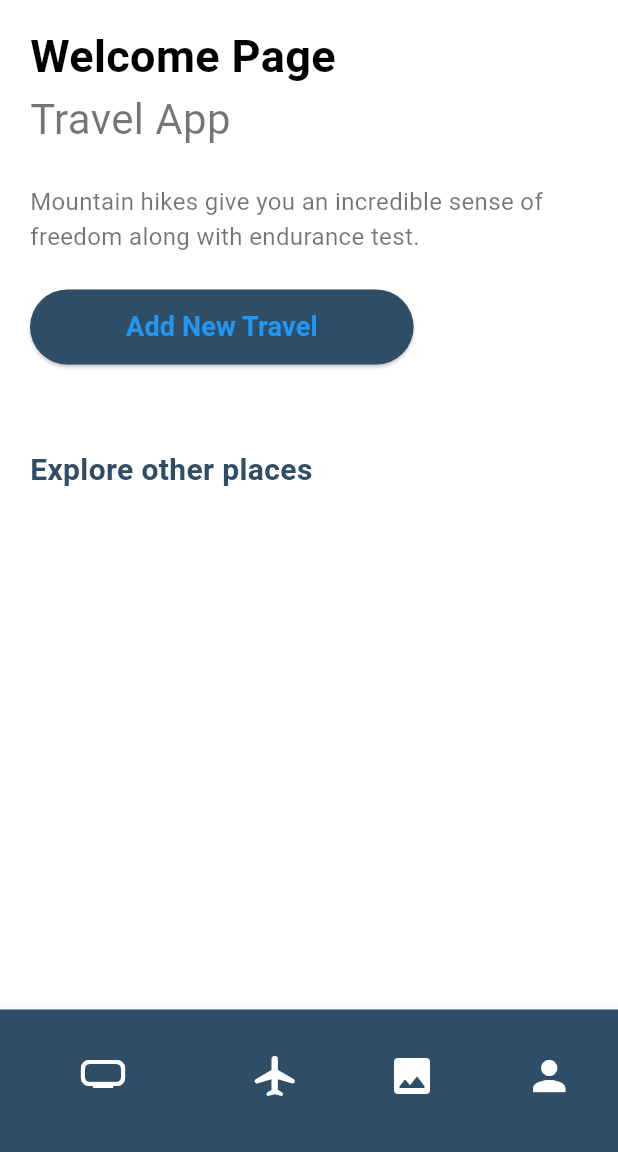
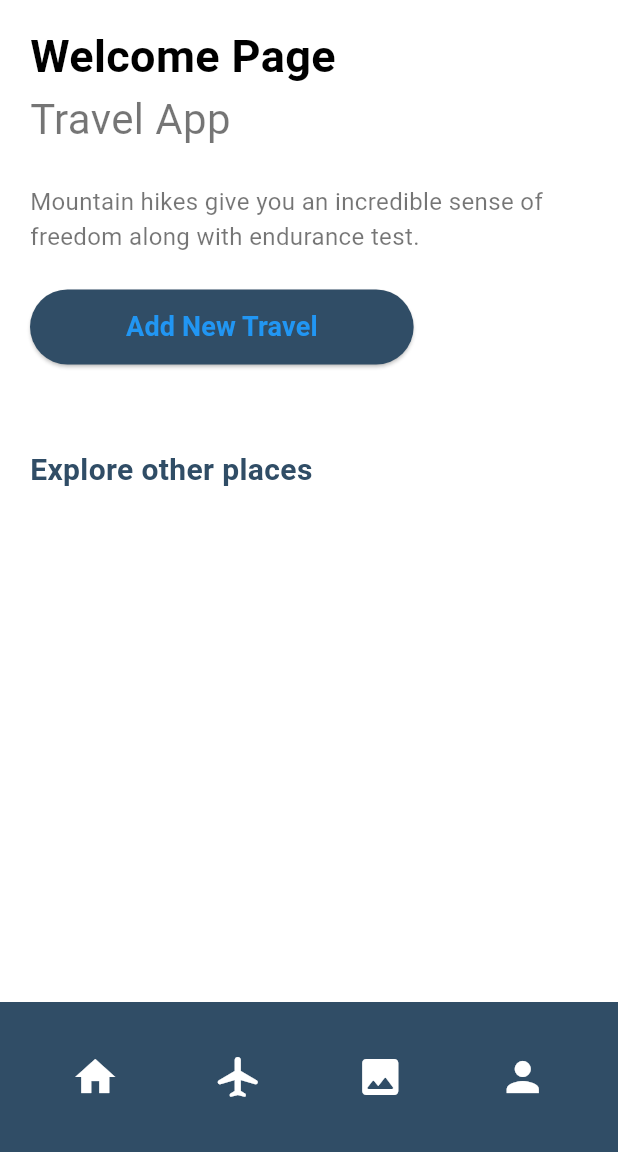
Before and after one commit to leticiabaldin/Find_out, a Flutter app: the HomePage screen opened by its route, on a phone screen of 412 x 824 dp, the part 84-1236 px from its top. Run offline on Flutter 3.47's test engine with Material 3 defaults, Android fonts, the phone set to English and light mode, and no system bars; our stand-ins replace go_router.

Commit message:
add home page

```diff
--- a/lib/main.dart
+++ b/lib/main.dart
@@ -1,6 +1,8 @@
+import 'package:find_out_flutter/pages/explore_page.dart';
 import 'package:find_out_flutter/pages/home_page.dart';
 import 'package:find_out_flutter/pages/login_page.dart';
 import 'package:find_out_flutter/pages/profile_page.dart';
+import 'package:find_out_flutter/pages/travel_page.dart';
 import 'package:find_out_flutter/pages/welcome_page.dart';
 import 'package:flutter/material.dart';
 import 'package:go_router/go_router.dart';
@@ -34,6 +36,18 @@ final GoRouter _router = GoRouter(
           builder: (BuildContext context, GoRouterState state) {
             return const ProfilePage();
           },
+        ),
+        GoRoute(
+          path: 'travel',
+          builder: (BuildContext context, GoRouterState state) {
+            return const TravelPage();
+          },
+        ),
+        GoRoute(
+          path: 'explorer',
+          builder: (BuildContext context, GoRouterState state) {
+            return const ExplorePage();
+          },
         )
       ],
     ),
@@ -49,9 +63,11 @@ class MyApp extends StatelessWidget {
       routerConfig: _router,
       title: 'Flutter Demo',
       theme: ThemeData(
+
         colorScheme:
             ColorScheme.fromSwatch(primarySwatch: Colors.blue).copyWith(
           background: const Color(0XFFFFFFFF),
+
         ),
       ),
       debugShowCheckedModeBanner: false,
--- a/lib/pages/profile_page.dart
+++ b/lib/pages/profile_page.dart
@@ -16,7 +16,7 @@ class _ProfilePageState extends State<ProfilePage> {
   @override
   Widget build(BuildContext context) {
     return Scaffold(
-      bottomNavigationBar: const BottomNavigationBarTravel(),
+      bottomNavigationBar: const BottomNavigatorBarTravel(),
       body: Column(
         mainAxisSize: MainAxisSize.min,
         children: [
--- a/lib/widgets/bottom_navigation_bar_travel.dart
+++ b/lib/widgets/bottom_navigation_bar_travel.dart
@@ -1,79 +1,62 @@
-import 'package:find_out_flutter/colors/colors_travel.dart';
 import 'package:flutter/material.dart';
 import 'package:go_router/go_router.dart';
 
-class BottomNavigationBarTravel extends StatefulWidget {
-  const BottomNavigationBarTravel({super.key});
+import '../colors/colors_travel.dart';
+
+
+class BottomNavigatorBarTravel extends StatefulWidget {
+  const BottomNavigatorBarTravel({Key? key}) : super(key: key);
 
   @override
-  State<BottomNavigationBarTravel> createState() =>
-      _BottomNavigationBarTravelState();
+  State<BottomNavigatorBarTravel> createState() =>
+      _BottomNavigatorBarTravelState();
 }
 
-class _BottomNavigationBarTravelState extends State<BottomNavigationBarTravel> {
+class _BottomNavigatorBarTravelState extends State<BottomNavigatorBarTravel> {
   @override
   Widget build(BuildContext context) {
-    return BottomNavigationBar(
-      items: <BottomNavigationBarItem>[
-        BottomNavigationBarItem(
-          backgroundColor: AppTravelColors.blueApp,
-          icon: Container(
-            alignment: Alignment.center,
-            padding: const EdgeInsets.only(top: 12),
-            child: IconButton(
+    return SizedBox(
+      height: 100,
+      child: BottomAppBar(
+        color: AppTravelColors.blueApp,
+        child: Row(
+          mainAxisAlignment: MainAxisAlignment.spaceAround,
+          children: [
+            IconButton(
+              onPressed: () => context.go('/home'),
               icon: const Icon(
-                Icons.home_max_outlined,
+                Icons.home,
+                color: Colors.white,
                 size: 32,
-                color: Colors.white,
               ),
-              onPressed: () => context.go('/home'),
             ),
-          ),
-          label: '',
-        ),
-        BottomNavigationBarItem(
-          icon: Container(
-            alignment: Alignment.center,
-            child: IconButton(
+            IconButton(
               icon: const Icon(
                 Icons.airplanemode_active_rounded,
+                color: Colors.white,
                 size: 32,
-                color: Colors.white,
               ),
-              onPressed: () {},
+              onPressed: () => context.go('/travel'),
             ),
-          ),
-          label: '',
-        ),
-        BottomNavigationBarItem(
-          icon: Container(
-            alignment: Alignment.center,
-            child: IconButton(
+            IconButton(
+              onPressed: () => context.go('/explorer'),
               icon: const Icon(
                 Icons.image_rounded,
+                color: Colors.white,
                 size: 32,
-                color: Colors.white,
               ),
-              onPressed: () {},
             ),
-          ),
-          label: '',
-        ),
-        BottomNavigationBarItem(
-          icon: Container(
-            alignment: Alignment.center,
-            child: IconButton(
+            IconButton(
+              onPressed: () => context.go('/profile'),
               icon: const Icon(
                 Icons.person,
+                color: Colors.white,
                 size: 32,
-                color: Colors.white,
               ),
-              onPressed: () => context.go('/profile'),
             ),
-          ),
-          label: '',
+          ],
         ),
-      ],
+      ),
     );
   }
 }
```
Also changed, not shown: lib/pages/explore_page.dart (added, +24 -0 lines), lib/pages/home_page.dart (+11 -52 lines), lib/pages/travel_page.dart (added, +35 -0 lines), lib/widgets/dialog_travel.dart (added, +72 -0 lines), lib/widgets/text_form_field_travel.dart (added, +56 -0 lines), assets/images/emptyState.png (added).
